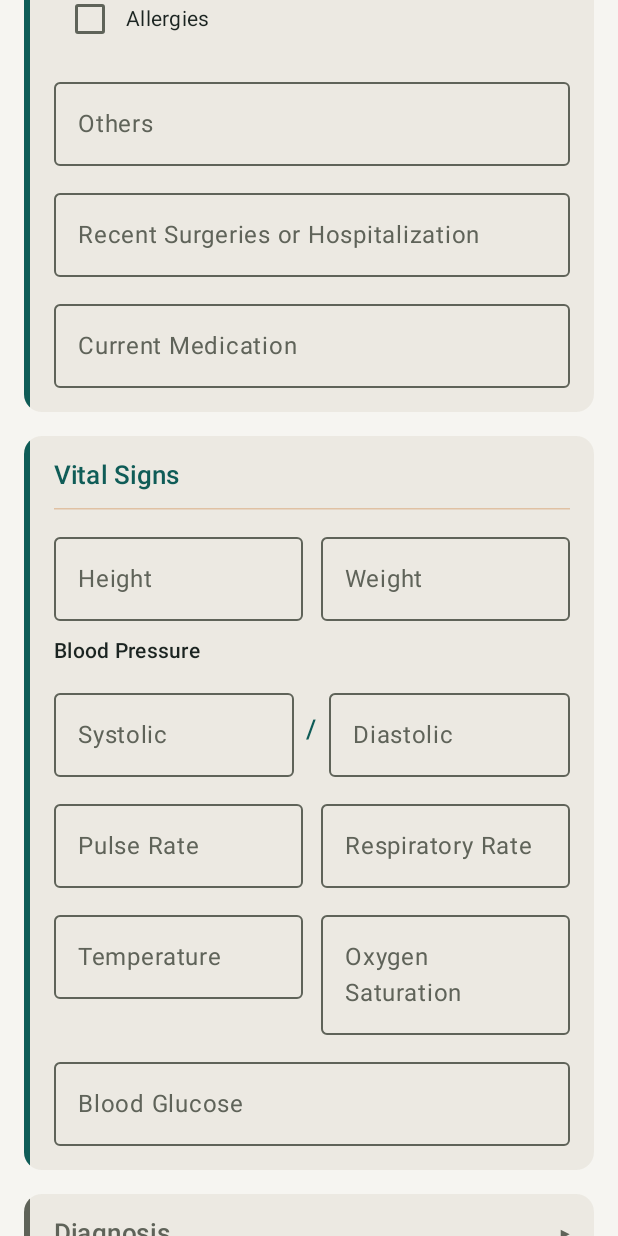
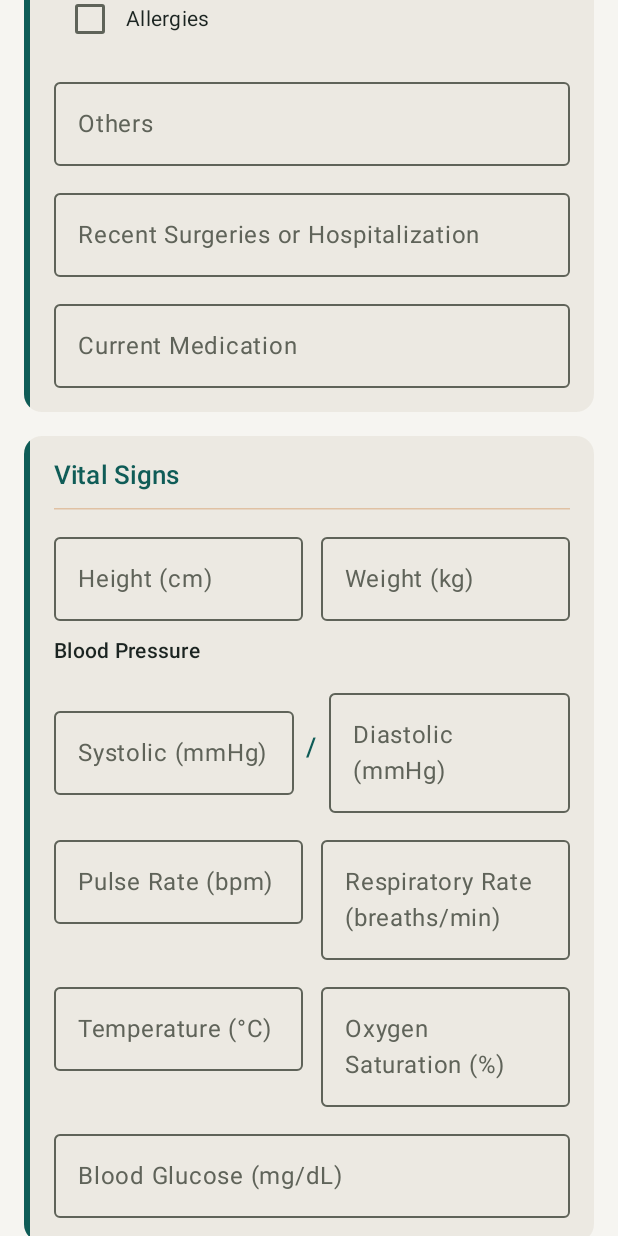
Before and after one commit to TudorJang/MedMissionSurveyApp, an Android app built with Jetpack Compose: the form screen opened through its navigation route, scrolled down 1730 dp, on a phone screen of 412 x 824 dp. Run offline under Robolectric (Android 15) with nearby library versions, the phone set to English and light mode, and no system bars; our stand-ins replace Room's generated code; pictures from the network do not load.

Commit message:
fix: every vital sign now says what unit it wants
The form asked for "Blood Glucose" and the bridge wrote "mg/dL" onto the number that
came back. Nothing in between declared a unit, so the assumption lived only in the
bridge's rendering code — and 5.4 read as mg/dL is a lethal hypoglycaemia the console
would show to a clinician, while 5.4 mmol/L is a normal reading. The same gap sat under
height, weight and temperature.

Each field's label now carries its unit, which is where the person entering the number
can see it, and the wire contract records the units instead of leaving them implicit.
The payload is unchanged: units are the form's, not the wire's.

Co-Authored-By: Claude Fable 5 <noreply@anthropic.com>
Claude-Session: https://claude.ai/code/session_01LkFZEGjd4qR6oQYKixCzzW

```diff
--- a/app/src/main/java/com/medmission/survey/ui/form/FormScreen.kt
+++ b/app/src/main/java/com/medmission/survey/ui/form/FormScreen.kt
@@ -418,13 +418,13 @@ fun FormScreen(
             SectionCard(title = "Vital Signs") {
                 Row(horizontalArrangement = Arrangement.spacedBy(12.dp)) {
                     DoubleFieldRow(
-                        label = "Height",
+                        label = "Height (cm)",
                         value = record.height,
                         onValueChange = { v -> onFieldChange { it.copy(height = v) } },
                         modifier = Modifier.weight(1f),
                     )
                     DoubleFieldRow(
-                        label = "Weight",
+                        label = "Weight (kg)",
                         value = record.weight,
                         onValueChange = { v -> onFieldChange { it.copy(weight = v) } },
                         modifier = Modifier.weight(1f),
@@ -437,14 +437,14 @@ fun FormScreen(
                     verticalAlignment = Alignment.CenterVertically,
                 ) {
                     IntFieldRow(
-                        label = "Systolic",
+                        label = "Systolic (mmHg)",
                         value = record.bpSystolic,
                         onValueChange = { v -> onFieldChange { it.copy(bpSystolic = v) } },
                         modifier = Modifier.weight(1f),
                     )
                     Text("/", style = MaterialTheme.typography.titleMedium)
                     IntFieldRow(
-                        label = "Diastolic",
+                        label = "Diastolic (mmHg)",
                         value = record.bpDiastolic,
                         onValueChange = { v -> onFieldChange { it.copy(bpDiastolic = v) } },
                         modifier = Modifier.weight(1f),
@@ -452,13 +452,13 @@ fun FormScreen(
                 }
                 Row(horizontalArrangement = Arrangement.spacedBy(12.dp)) {
                     IntFieldRow(
-                        label = "Pulse Rate",
+                        label = "Pulse Rate (bpm)",
                         value = record.pulseRate,
                         onValueChange = { v -> onFieldChange { it.copy(pulseRate = v) } },
                         modifier = Modifier.weight(1f),
                     )
                     IntFieldRow(
-                        label = "Respiratory Rate",
+                        label = "Respiratory Rate (breaths/min)",
                         value = record.respiratoryRate,
                         onValueChange = { v -> onFieldChange { it.copy(respiratoryRate = v) } },
                         modifier = Modifier.weight(1f),
@@ -466,20 +466,20 @@ fun FormScreen(
                 }
                 Row(horizontalArrangement = Arrangement.spacedBy(12.dp)) {
                     DoubleFieldRow(
-                        label = "Temperature",
+                        label = "Temperature (°C)",
                         value = record.temperature,
                         onValueChange = { v -> onFieldChange { it.copy(temperature = v) } },
                         modifier = Modifier.weight(1f),
                     )
                     DoubleFieldRow(
-                        label = "Oxygen Saturation",
+                        label = "Oxygen Saturation (%)",
                         value = record.oxygenSaturation,
                         onValueChange = { v -> onFieldChange { it.copy(oxygenSaturation = v) } },
                         modifier = Modifier.weight(1f),
                     )
                 }
                 DoubleFieldRow(
-                    label = "Blood Glucose",
+                    label = "Blood Glucose (mg/dL)",
                     value = record.bloodGlucose,
                     onValueChange = { v -> onFieldChange { it.copy(bloodGlucose = v) } },
                 )
```
Also changed, not shown: 1 other file.
